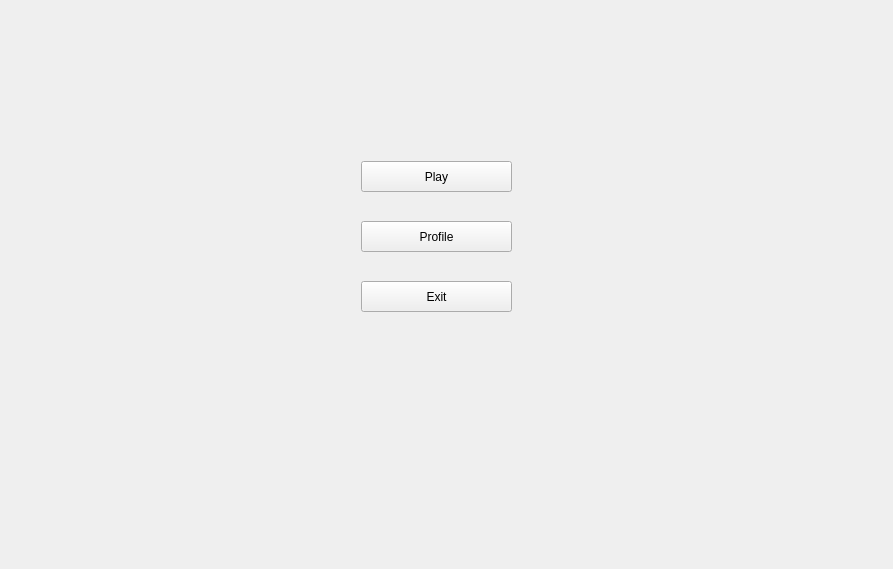
First picture: the form in Client/mainmenu.ui, repository Denisucu1/ProjectModernCpp, before the edit.
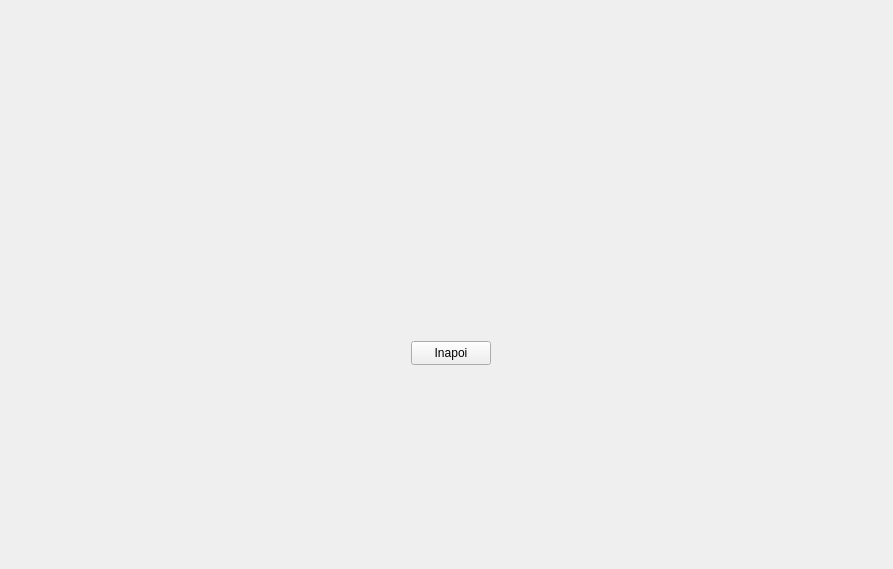
Second picture: the form after the edit. The open tabs and pages were chosen to show the change.

Commit message: Add lobby page to MainMenu stacked widget

Diff of the .ui file:
```diff
--- a/Client/mainmenu.ui
+++ b/Client/mainmenu.ui
@@ -160,6 +160,21 @@
        </property>
       </widget>
      </widget>
+     <widget class="QWidget" name="lobbyPage">
+      <widget class="QPushButton" name="lobbyBackButton">
+       <property name="geometry">
+        <rect>
+         <x>400</x>
+         <y>330</y>
+         <width>80</width>
+         <height>24</height>
+        </rect>
+       </property>
+       <property name="text">
+        <string>Inapoi</string>
+       </property>
+      </widget>
+     </widget>
     </widget>
    </item>
   </layout>
```
The commit also changes 2 other files.
